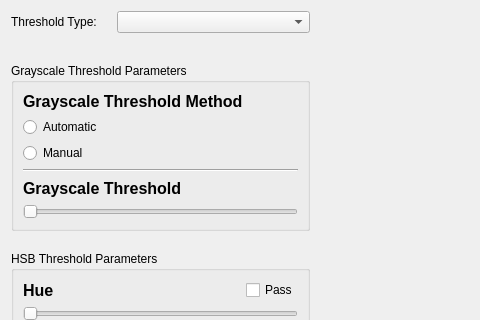
Qt form resources/editThreshold.ui (gill14/AccuPatt) before a commit; both pictures show x 0 to 480 and y 0 to 320 of the 1389 by 859 pixel window.
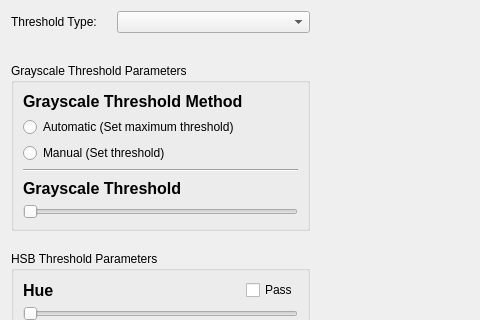
The same form after that commit. Custom widgets are drawn as their Qt base class.

What changed in the file:
```diff
--- a/resources/editThreshold.ui
+++ b/resources/editThreshold.ui
@@ -110,7 +110,7 @@
              <number>5000</number>
             </property>
             <property name="text">
-             <string>Automatic</string>
+             <string>Automatic (Set maximum threshold)</string>
             </property>
            </widget>
           </item>
@@ -123,7 +123,7 @@
              <number>5000</number>
             </property>
             <property name="text">
-             <string>Manual</string>
+             <string>Manual (Set threshold)</string>
             </property>
            </widget>
           </item>
```
